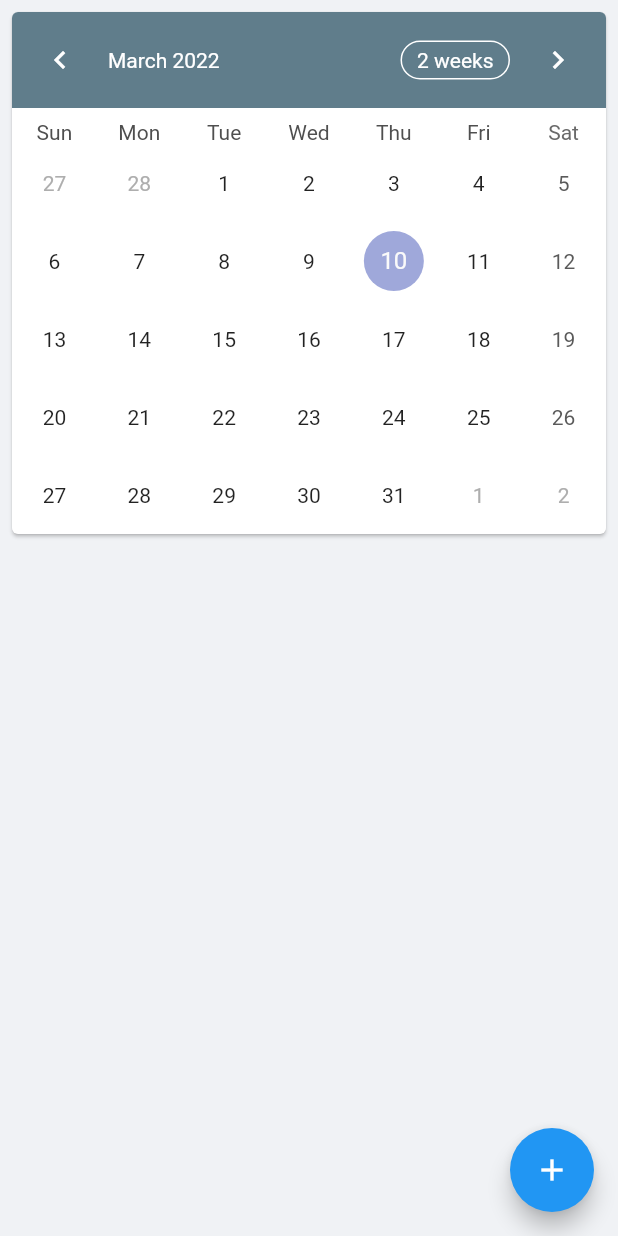
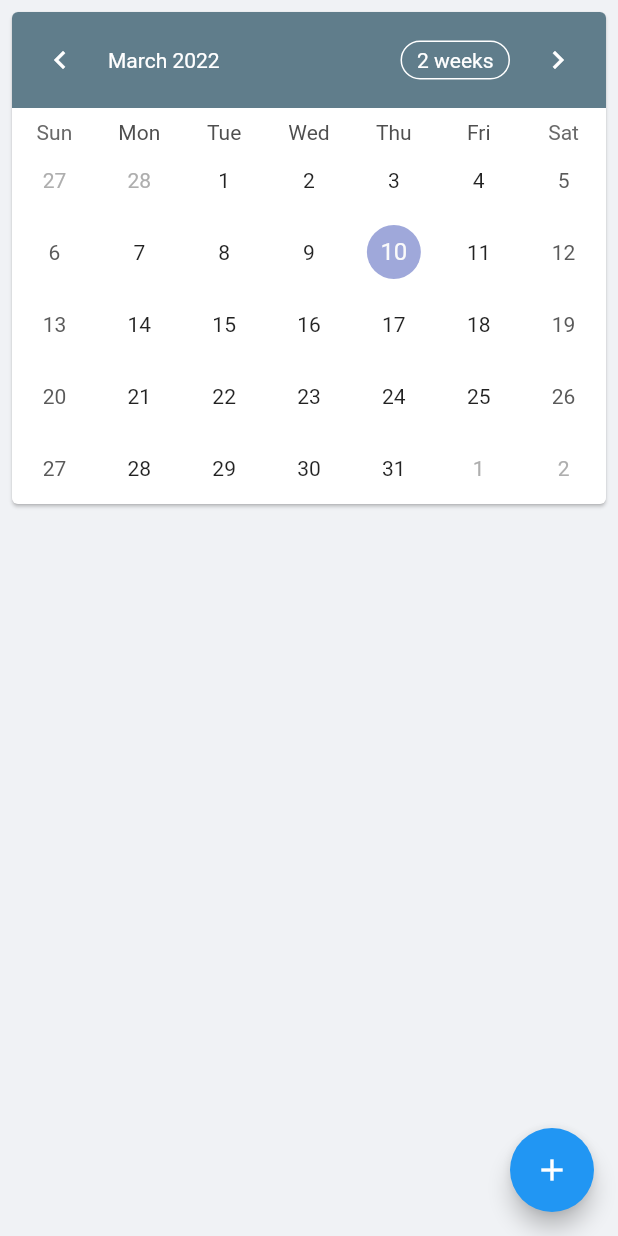
Before and after one commit to weiren-lee/Communify, a Flutter app: the Calendar screen opened directly with empty values, on a phone screen of 412 x 824 dp. Run offline on Flutter 3.47's test engine with Material 2 defaults, Android fonts, the phone set to English and light mode, and no system bars; drawn by our look-alikes of table_calendar; our stand-ins replace cached_network_image, cloud_firestore, firebase_auth, firebase_core, firebase_storage, flutter_form_builder and 3 more; accounts and stored records are empty.

Commit message:
calendar page working well

```diff
--- a/lib/services/database.dart
+++ b/lib/services/database.dart
@@ -14,6 +14,13 @@ class DatabaseService {
 
   getHouseData() async {
     return await FirebaseFirestore.instance.collection("house").snapshots();
+  }
+
+  getEventsData(houseId) async {
+    return await FirebaseFirestore.instance
+        .collection('events')
+        .where('houseId', isEqualTo: houseId)
+        .snapshots();
   }
 
   Future<void> addData(Map<String, dynamic> feedData, String feedId) async {
--- a/lib/views/add_event.dart
+++ b/lib/views/add_event.dart
@@ -7,8 +7,9 @@ import 'package:random_string/random_string.dart';
 
 class AddEvent extends StatefulWidget {
   final DateTime? selectedDate;
+  final String houseId;
 
-  const AddEvent({Key? key, required this.selectedDate}) : super(key: key);
+  const AddEvent({Key? key, required this.selectedDate, required this.houseId}) : super(key: key);
 
   @override
   _AddEventState createState() => _AddEventState();
@@ -40,7 +41,8 @@ class _AddEventState extends State<AddEvent> {
             child: ElevatedButton(
               onPressed: () async {
                 _formKey.currentState?.save();
-                eventDatetime = ((_formKey.currentState!.value['date'] as DateTime).millisecondsSinceEpoch).toString();
+                // eventDatetime = ((_formKey.currentState!.value['date'] as DateTime).millisecondsSinceEpoch).toString();
+                eventDatetime = (_formKey.currentState!.value['date'] as DateTime).toString().substring(0,23);
                 eventId = randomAlphaNumeric(16);
                 Map<String, String> eventMap = {
                   "eventId": eventId,
@@ -48,6 +50,7 @@ class _AddEventState extends State<AddEvent> {
                   "feedImageUrl": eventDetails,
                   "eventDatetime": eventDatetime,
                   "createdBy": authService.getUserName(),
+                  "houseId": widget.houseId,
                 };
                 await databaseService.addEventData(eventMap, eventId);
 
--- a/lib/views/calendar.dart
+++ b/lib/views/calendar.dart
@@ -1,7 +1,9 @@
+import 'dart:collection';
+
+import 'package:communify/services/database.dart';
 import 'package:flutter/material.dart';
 import 'package:table_calendar/table_calendar.dart';
 import 'package:intl/intl.dart';
-
 import 'add_event.dart';
 
 final kNow = DateTime.now();
@@ -21,16 +23,70 @@ class _CalendarState extends State<Calendar> {
   CalendarFormat _calendarFormat = CalendarFormat.month;
   DateTime _focusedDay = DateTime.now();
   DateTime? _selectedDay;
+  late Stream eventsStream;
+  DatabaseService databaseService = DatabaseService();
+  late LinkedHashMap<DateTime, List> _groupedEvents;
+
+  @override
+  void initState() {
+    databaseService.getEventsData(widget.houseId).then((val) {
+      setState(() {
+        eventsStream = val;
+      });
+    });
+    super.initState();
+  }
+
+  int getHashCode(DateTime key) {
+    return key.day * 1000000 + key.month * 10000 + key.year;
+  }
+
+  _groupEvents(List events) {
+    _groupedEvents = LinkedHashMap(equals: isSameDay, hashCode: getHashCode);
+    for (var event in events) {
+      // print(_selectedDay?.millisecondsSinceEpoch);
+      // print(_groupedEvents[hashCode]);
+      // print(_groupedEvents[(int.parse(event['eventDatetime']))]);
+      DateTime e = DateTime.parse(event['eventDatetime']);
+      DateTime date = DateTime.utc(e.year,e.month,e.day, 12);
+      if (_groupedEvents[date] == null) _groupedEvents[date] = [];
+      _groupedEvents[date]?.add(event);
+
+      // if (event['eventDatetime'] == _selectedDay.toString().substring(0,23)) print('hello');
+      // print(DateTime.utc(int.parse(event['eventDatetime'])));
+
+
+      // DateTime date = DateTime.utc(event.date.year, event.date.month, event.date.day, 12);
+      // if (_groupedEvents[date] == null) _groupedEvents[date] = [];
+      // _groupedEvents[date]?.add(event);
+      // print(DateTime.fromMillisecondsSinceEpoch(int.parse(event['eventDatetime'])));
+    }
+  }
+
+  List<dynamic> _getEventsForDay(DateTime date) {
+    return _groupedEvents[date] ?? [];
+  }
 
   @override
   Widget build(BuildContext context) {
     return Scaffold(
-      body: Column(
+      body: StreamBuilder(
+        stream: eventsStream,
+        builder: (BuildContext context, AsyncSnapshot<dynamic> snapshot) {
+          // if (snapshot.hasData) {
+            final events = snapshot.data.docs;
+            _groupEvents(events);
+            DateTime? selectedDate = _selectedDay;
+            final _selectedEvents = _groupedEvents[selectedDate] ?? [];
+
+            return Column(
               children: [
                 Card(
                   clipBehavior: Clip.antiAlias,
                   margin: const EdgeInsets.all(8.0),
                   child: TableCalendar(
+                    eventLoader: _getEventsForDay,
+                    rowHeight: 48,
                     firstDay: kFirstDay,
                     lastDay: kLastDay,
                     focusedDay: _focusedDay,
@@ -53,7 +109,7 @@ class _CalendarState extends State<Calendar> {
                       _focusedDay = focusedDay;
                     },
 
-                weekendDays: const [6],
+                    weekendDays: const [DateTime.saturday, DateTime.sunday],
                     headerStyle: HeaderStyle(
                       decoration: const BoxDecoration(
                         color: Colors.blueGrey,
@@ -90,39 +146,49 @@ class _CalendarState extends State<Calendar> {
                     style: Theme.of(context).textTheme.headline6,
                   ),
                 ),
+                ListView.builder(
+                  shrinkWrap: true,
+                  physics: const NeverScrollableScrollPhysics(),
+                  itemCount: _selectedEvents.length,
+                  itemBuilder: (context, index) {
+                    // var event = _selectedEvents[index];
+                    return ListTile(
+                      title: Text(snapshot.data.docs[index].data()['eventTitle']),
+                      subtitle: Text(DateFormat("EEEE, dd MMMM, yyyy")
+                          .format(DateTime.parse(snapshot.data.docs[index].data()['eventDatetime']))),
+                      // onTap: () => Navigator.pushNamed(
+                      //     context, AppRoutes.viewEvent,
+                      //     arguments: event),
+                      trailing: IconButton(
+                        icon: Icon(Icons.edit),
+                        onPressed: () =>
+                            {
+                              // Navigator.pushNamed(
+                        //   context,
+                        //   AppRoutes.editEvent,
+                        //   arguments: event,
+                        // ),
+                            }
+                      ),
+                    );
+                  },
+                ),
               ],
+            );
+          }
+        // },
+
       ),
       floatingActionButton: FloatingActionButton(
         child: const Icon(Icons.add),
         onPressed: () {
-          // Navigator.pushNamed(context, AppRoutes.addEvent, arguments: _selectedDay);
           Navigator.push(
             context,
             MaterialPageRoute(
-                builder: (context) => AddEvent(selectedDate: _selectedDay,))
+                builder: (context) => AddEvent(selectedDate: _selectedDay,houseId: widget.houseId))
           );
           },
       ),
     );
   }
 }
-
-// class AppRoutes {
-//   static const String addEvent = "add_event";
-//   static Route<dynamic> onGenerateRoute(RouteSettings settings) {
-//     return MaterialPageRoute(
-//         settings: settings,
-//         builder: (_) {
-//           switch (settings.name) {
-//
-//             case addEvent:
-//               return AddEvent(
-//                 selectedDate: settings.arguments,
-//               );
-//
-//             default:
-//               return SignIn();
-//           }
-//         });
-//   }
-// }
--- a/lib/views/router_page.dart
+++ b/lib/views/router_page.dart
@@ -69,7 +69,7 @@ class _RouterPageState extends State<RouterPage> {
                 backgroundColor: Colors.black,
               ),
               BottomNavigationBarItem(
-                icon: Icon(Icons.ballot),
+                icon: Icon(Icons.checklist),
                 label: 'Chores',
                 backgroundColor: Colors.grey,
               ),
```
Lines whose indentation alone changed are shown as unchanged.
